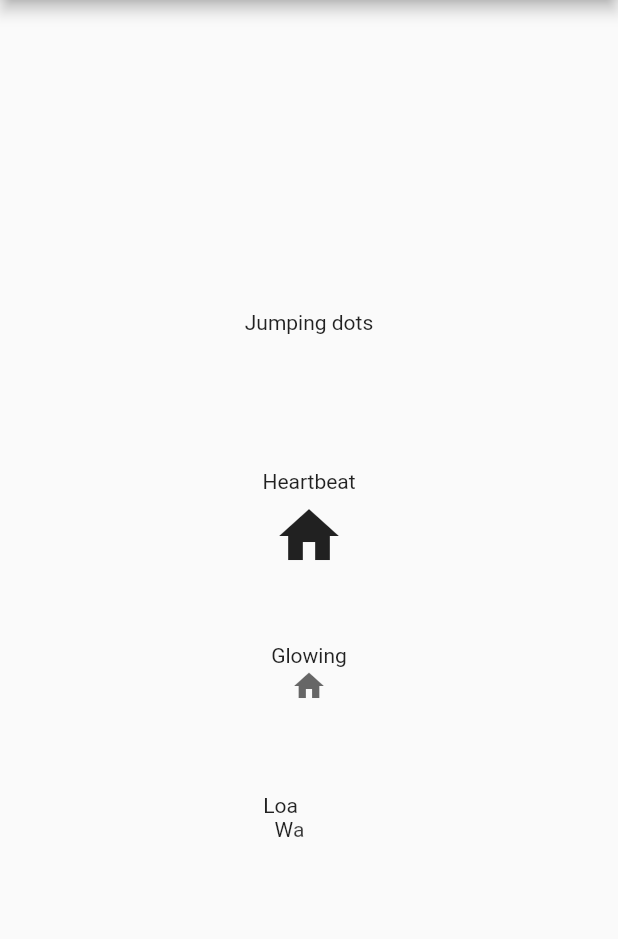
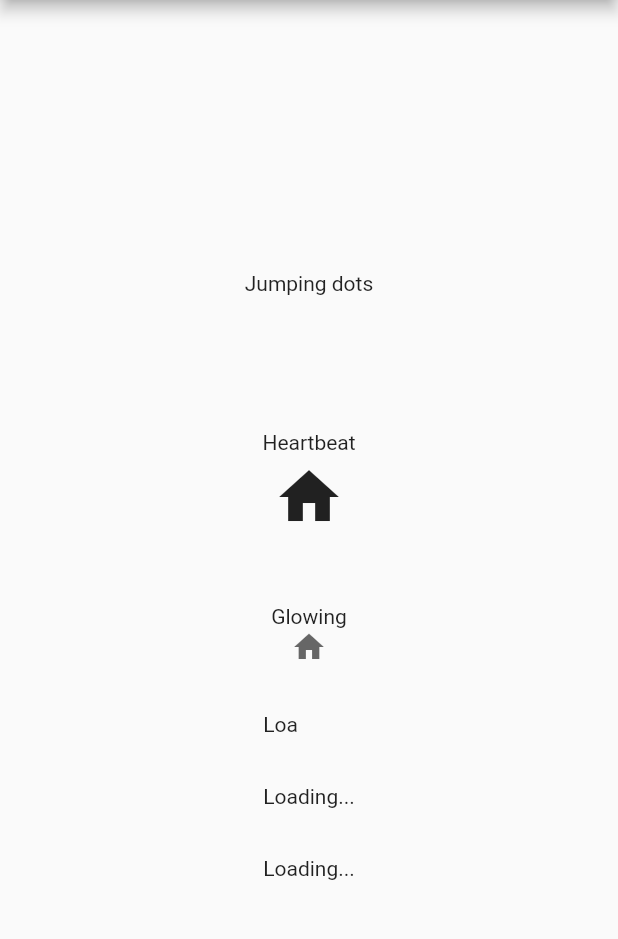
Before and after one commit to wal33d006/progress_indicators, a Flutter app: the screen it shows after launch, on a phone screen of 412 x 824 dp, the part 84-1023 px from its top. Run offline on Flutter 3.47's test engine with Material 2 defaults, Android fonts, the phone set to English and light mode, and no system bars.

Commit message:
Add animated text widgets

```diff
--- a/example/lib/main.dart
+++ b/example/lib/main.dart
@@ -28,6 +28,7 @@ class MyHomePage extends StatefulWidget {
 class _MyHomePageState extends State<MyHomePage> {
   @override
   Widget build(BuildContext context) {
+    print(Offset(0.0, -1.0).distanceSquared - Offset(0.0, 0.0).distanceSquared);
     return new Scaffold(
       appBar: new AppBar(
         title: new Text(widget.title),
@@ -51,9 +52,12 @@ class _MyHomePageState extends State<MyHomePage> {
             GlowingProgressIndicator(
               child: Icon(Icons.home),
             ),
-            SizedBox(height: 60.0),
+            SizedBox(height: 32.0),
             AnimatedText('Loading...'),
-            AnimatedText('Waleed'),
+            SizedBox(height: 32.0),
+            JumpingText('Loading...'),
+            SizedBox(height: 32.0),
+            ScalingText('Loading...'),
           ],
         ),
       ),
--- a/lib/src/animated_text.dart
+++ b/lib/src/animated_text.dart
@@ -1,4 +1,5 @@
 import 'package:flutter/material.dart';
+import 'dart:math' as math;
 
 class AnimatedText extends StatefulWidget {
   final String text;
@@ -57,9 +58,9 @@ class _AnimatedTextState extends State<AnimatedText>
       children: _characters
           .map(
             (entry) => FadeTransition(
-              opacity: entry.value,
-              child: Text(entry.key),
-            ),
+                  opacity: entry.value,
+                  child: Text(entry.key),
+                ),
           )
           .toList(),
     );
@@ -70,3 +71,184 @@ class _AnimatedTextState extends State<AnimatedText>
     super.dispose();
   }
 }
+
+class JumpingText extends StatefulWidget {
+  final String text;
+  final Offset begin = Offset(0.0, 0.0);
+  final Offset end = Offset(0.0, -0.5);
+
+  JumpingText(this.text);
+
+  @override
+  _JumpingTextState createState() => new _JumpingTextState();
+}
+
+class _JumpingTextState extends State<JumpingText>
+    with TickerProviderStateMixin {
+  AnimationController _controller;
+  final _characters = <_CharacterAnimation<Offset>>[];
+
+  @override
+  void initState() {
+    super.initState();
+    _controller = AnimationController(
+      vsync: this,
+      duration: Duration(seconds: (widget.text.length * 0.25).round()),
+    );
+
+    var start = 0.0;
+    final duration = 1.0 / (widget.text.length * 2);
+    widget.text.runes.forEach((int rune) {
+      final character = new String.fromCharCode(rune);
+      final animation = Tween<Offset>(
+        begin: widget.begin,
+        end: widget.end,
+      ).animate(
+        CurvedAnimation(
+          curve: Interval(start, start + duration, curve: Curves.ease),
+          parent: _controller,
+        ),
+      );
+
+      final revAnimation = Tween<Offset>(
+        begin: widget.end,
+        end: widget.begin,
+      ).animate(
+        CurvedAnimation(
+          curve: Interval(start + duration, start + duration * 2,
+              curve: Curves.ease),
+          parent: _controller,
+        ),
+      );
+      _characters.add(_CharacterAnimation(
+          text: character, forward: animation, reverse: revAnimation));
+      start += duration;
+    });
+
+    _controller.repeat();
+  }
+
+  @override
+  Widget build(BuildContext context) {
+    final end = widget.end;
+    return Row(
+      mainAxisSize: MainAxisSize.min,
+      children: _characters.map(
+        (entry) {
+          return AnimatedBuilder(
+            animation: _controller,
+            builder: (context, widget) {
+              return FractionalTranslation(
+                translation:
+                    entry.forward.value.distanceSquared >= end.distanceSquared
+                        ? entry.reverse.value
+                        : entry.forward.value,
+                child: Text(entry.text),
+              );
+            },
+          );
+        },
+      ).toList(),
+    );
+  }
+
+  @override
+  void dispose() {
+    _controller.dispose();
+    super.dispose();
+  }
+}
+
+class _CharacterAnimation<T> {
+  final String text;
+  final Animation<T> forward;
+  final Animation<T> reverse;
+
+  _CharacterAnimation({this.text, this.forward, this.reverse});
+}
+
+class ScalingText extends StatefulWidget {
+  final String text;
+  final double begin = 1.0;
+  final double end = 2.0;
+
+  ScalingText(this.text);
+
+  @override
+  _ScalingTextState createState() => new _ScalingTextState();
+}
+
+class _ScalingTextState extends State<ScalingText>
+    with TickerProviderStateMixin {
+  AnimationController _controller;
+  final _characters = <_CharacterAnimation<double>>[];
+
+  @override
+  void initState() {
+    super.initState();
+    _controller = AnimationController(
+      vsync: this,
+      duration: Duration(seconds: (widget.text.length * 0.25).round()),
+    );
+
+    var start = 0.0;
+    final duration = 1.0 / (widget.text.length * 2);
+    widget.text.runes.forEach((int rune) {
+      final character = new String.fromCharCode(rune);
+      final animation = Tween<double>(
+        begin: widget.begin,
+        end: widget.end,
+      ).animate(
+        CurvedAnimation(
+          curve: Interval(start, start + duration, curve: Curves.easeOut),
+          parent: _controller,
+        ),
+      );
+
+      final revAnimation = Tween<double>(
+        begin: widget.end,
+        end: widget.begin,
+      ).animate(
+        CurvedAnimation(
+          curve: Interval(start + duration, start + duration * 2,
+              curve: Curves.easeIn),
+          parent: _controller,
+        ),
+      );
+      _characters.add(_CharacterAnimation(
+          text: character, forward: animation, reverse: revAnimation));
+      start += duration;
+    });
+
+    _controller.repeat();
+  }
+
+  @override
+  Widget build(BuildContext context) {
+    final end = widget.end;
+    return Row(
+      mainAxisSize: MainAxisSize.min,
+      children: _characters.map(
+        (entry) {
+          return AnimatedBuilder(
+            animation: _controller,
+            builder: (context, widget) {
+              return Transform.scale(
+                scale: entry.forward.value >= end
+                    ? entry.reverse.value
+                    : entry.forward.value,
+                child: Text(entry.text),
+              );
+            },
+          );
+        },
+      ).toList(),
+    );
+  }
+
+  @override
+  void dispose() {
+    _controller.dispose();
+    super.dispose();
+  }
+}
```
